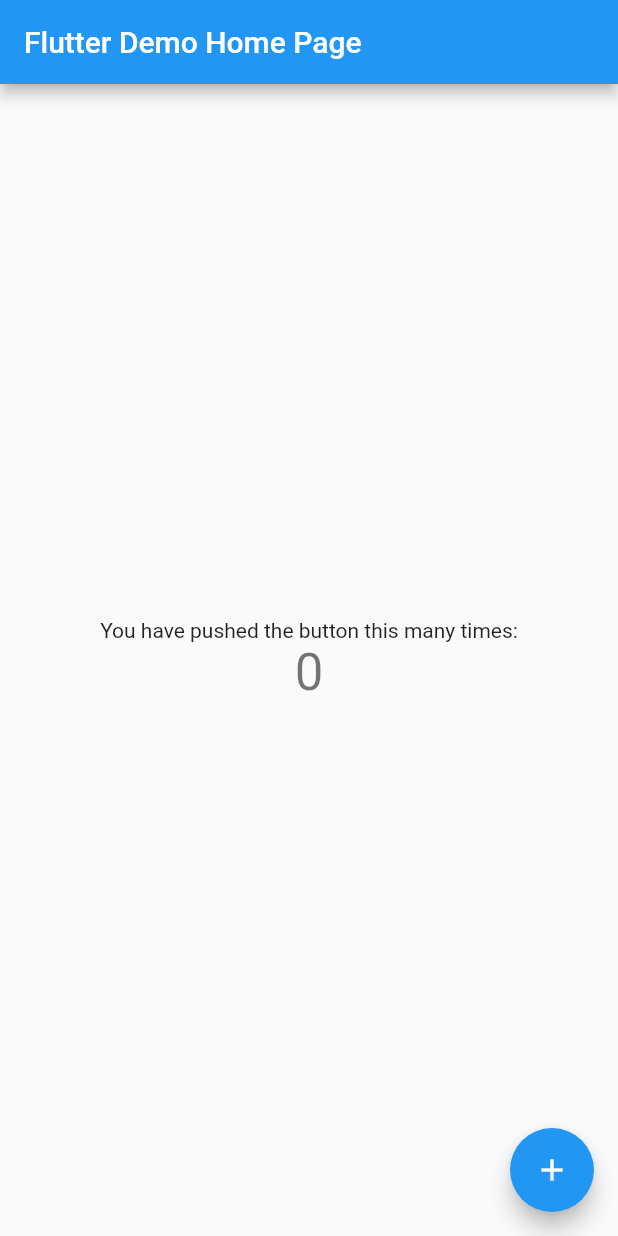
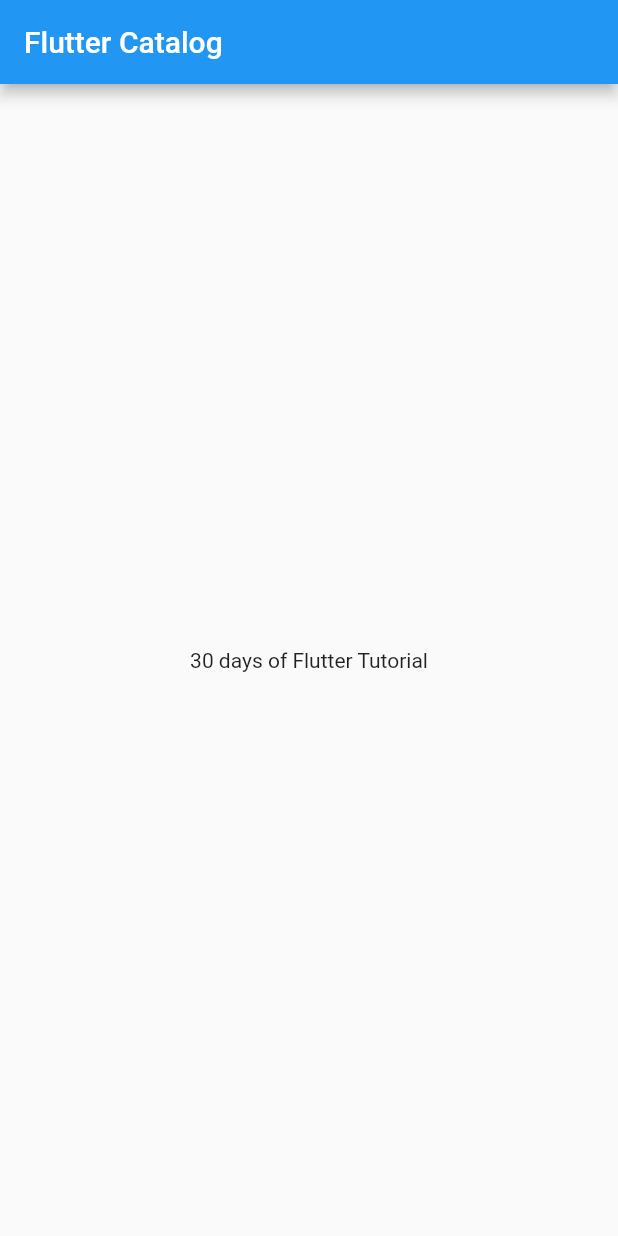
Before and after one commit to rahul-aggarwal000005/Flutter-Catalog, a Flutter app: the screen it shows after launch, on a phone screen of 412 x 824 dp. Run offline on Flutter 3.47's test engine with Material 2 defaults, Android fonts, the phone set to English and light mode, and no system bars.

Commit message:
learned about Scaffold and modularized the code

```diff
--- /dev/null
+++ b/lib/home_page.dart
@@ -0,0 +1,21 @@
+import 'package:flutter/material.dart';
+
+class HomePage extends StatelessWidget {
+  const HomePage({Key? key}) : super(key: key);
+  final int days = 30;
+  final String course_name = 'Flutter Tutorial';
+
+  @override
+  Widget build(BuildContext context) {
+    return Scaffold(
+      appBar: AppBar(
+        title: const Text("Flutter Catalog"),
+      ),
+      body: Center(
+        child: Container(
+          child: Text("$days days of $course_name"),
+        ),
+      ),
+    );
+  }
+}
--- a/lib/main.dart
+++ b/lib/main.dart
@@ -1,4 +1,5 @@
 import 'package:flutter/material.dart';
+import 'package:flutter_catalog/home_page.dart';
 
 void main() {
   runApp(const MyApp());
@@ -7,109 +8,8 @@ void main() {
 class MyApp extends StatelessWidget {
   const MyApp({Key? key}) : super(key: key);
 
-  // This widget is the root of your application.
   @override
   Widget build(BuildContext context) {
-    return MaterialApp(
-      title: 'Flutter Demo',
-      theme: ThemeData(
-        // This is the theme of your application.
-        //
-        // Try running your application with "flutter run". You'll see the
-        // application has a blue toolbar. Then, without quitting the app, try
-        // changing the primarySwatch below to Colors.green and then invoke
-        // "hot reload" (press "r" in the console where you ran "flutter run",
-        // or simply save your changes to "hot reload" in a Flutter IDE).
-        // Notice that the counter didn't reset back to zero; the application
-        // is not restarted.
-        primarySwatch: Colors.blue,
-      ),
-      home: const MyHomePage(title: 'Flutter Demo Home Page'),
-    );
+    return const MaterialApp(title: "Flutter Catalog", home: HomePage());
   }
 }
-
-class MyHomePage extends StatefulWidget {
-  const MyHomePage({Key? key, required this.title}) : super(key: key);
-
-  // This widget is the home page of your application. It is stateful, meaning
-  // that it has a State object (defined below) that contains fields that affect
-  // how it looks.
-
-  // This class is the configuration for the state. It holds the values (in this
-  // case the title) provided by the parent (in this case the App widget) and
-  // used by the build method of the State. Fields in a Widget subclass are
-  // always marked "final".
-
-  final String title;
-
-  @override
-  State<MyHomePage> createState() => _MyHomePageState();
-}
-
-class _MyHomePageState extends State<MyHomePage> {
-  int _counter = 0;
-
-  void _incrementCounter() {
-    setState(() {
-      // This call to setState tells the Flutter framework that something has
-      // changed in this State, which causes it to rerun the build method below
-      // so that the display can reflect the updated values. If we changed
-      // _counter without calling setState(), then the build method would not be
-      // called again, and so nothing would appear to happen.
-      _counter++;
-    });
-  }
-
-  @override
-  Widget build(BuildContext context) {
-    // This method is rerun every time setState is called, for instance as done
-    // by the _incrementCounter method above.
-    //
-    // The Flutter framework has been optimized to make rerunning build methods
-    // fast, so that you can just rebuild anything that needs updating rather
-    // than having to individually change instances of widgets.
-    return Scaffold(
-      appBar: AppBar(
-        // Here we take the value from the MyHomePage object that was created by
-        // the App.build method, and use it to set our appbar title.
-        title: Text(widget.title),
-      ),
-      body: Center(
-        // Center is a layout widget. It takes a single child and positions it
-        // in the middle of the parent.
-        child: Column(
-          // Column is also a layout widget. It takes a list of children and
-          // arranges them vertically. By default, it sizes itself to fit its
-          // children horizontally, and tries to be as tall as its parent.
-          //
-          // Invoke "debug painting" (press "p" in the console, choose the
-          // "Toggle Debug Paint" action from the Flutter Inspector in Android
-          // Studio, or the "Toggle Debug Paint" command in Visual Studio Code)
-          // to see the wireframe for each widget.
-          //
-          // Column has various properties to control how it sizes itself and
-          // how it positions its children. Here we use mainAxisAlignment to
-          // center the children vertically; the main axis here is the vertical
-          // axis because Columns are vertical (the cross axis would be
-          // horizontal).
-          mainAxisAlignment: MainAxisAlignment.center,
-          children: <Widget>[
-            const Text(
-              'You have pushed the button this many times:',
-            ),
-            Text(
-              '$_counter',
-              style: Theme.of(context).textTheme.headline4,
-            ),
-          ],
-        ),
-      ),
-      floatingActionButton: FloatingActionButton(
-        onPressed: _incrementCounter,
-        tooltip: 'Increment',
-        child: const Icon(Icons.add),
-      ), // This trailing comma makes auto-formatting nicer for build methods.
-    );
-  }
-}
```
